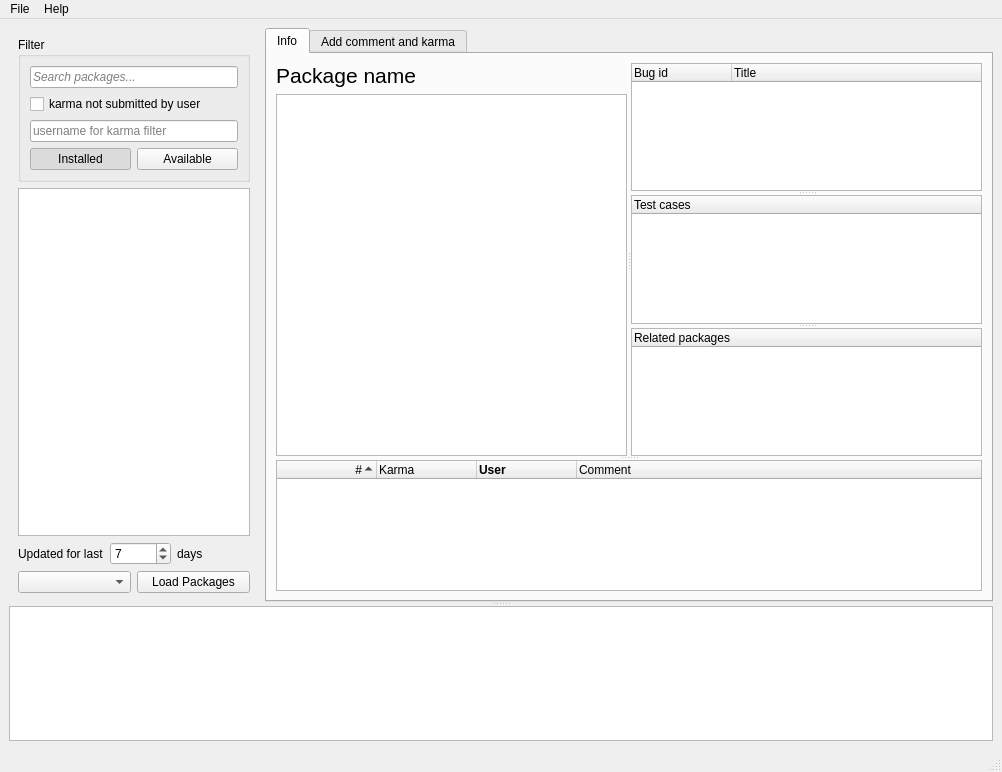
Above: src/ui/mainwindow.ui from examon/fedora-gooey-karma before the change. Below: the same form after it.
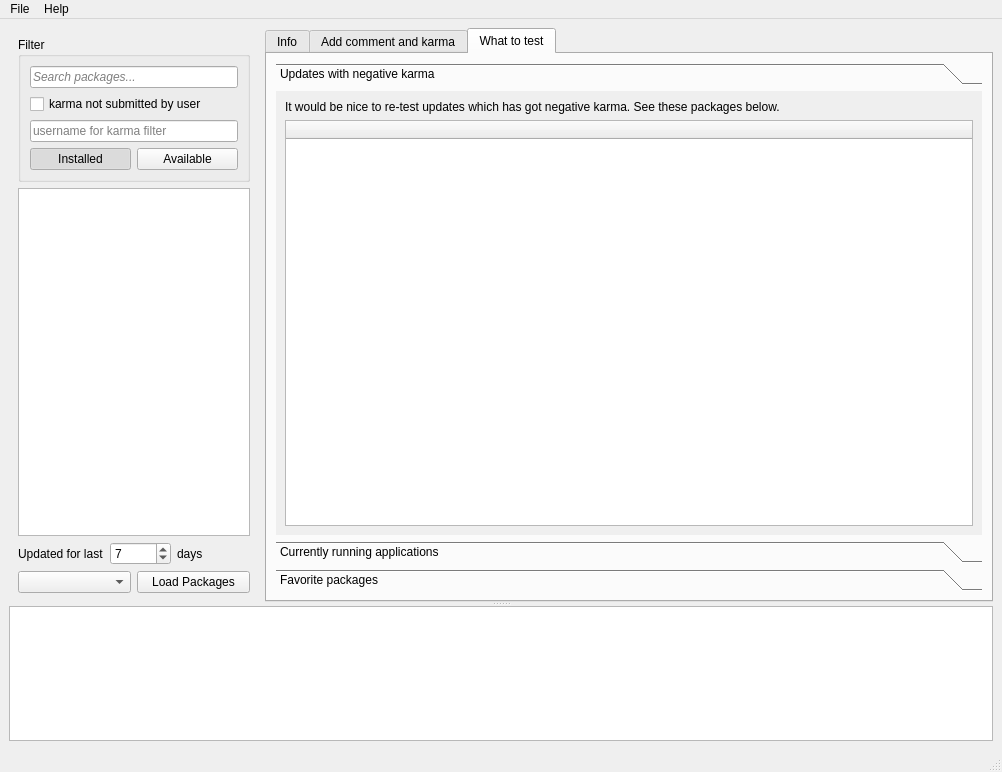
That is the form after the change.

Commit message: What to test section - updates with negative comments

Diff of the .ui file:
```diff
--- a/src/ui/mainwindow.ui
+++ b/src/ui/mainwindow.ui
@@ -225,7 +225,7 @@
            <bool>false</bool>
           </property>
           <property name="currentIndex">
-           <number>0</number>
+           <number>2</number>
           </property>
           <widget class="QWidget" name="TabInfo">
            <property name="cursor">
@@ -537,6 +537,68 @@
             </item>
            </layout>
           </widget>
+          <widget class="QWidget" name="tabWhatToTest">
+           <property name="autoFillBackground">
+            <bool>false</bool>
+           </property>
+           <property name="styleSheet">
+            <string notr="true"/>
+           </property>
+           <attribute name="title">
+            <string>What to test</string>
+           </attribute>
+           <layout class="QVBoxLayout" name="verticalLayout_8">
+            <item>
+             <widget class="QToolBox" name="toolBoxWhatToTest">
+              <property name="currentIndex">
+               <number>0</number>
+              </property>
+              <widget class="QWidget" name="toolBoxNegativeKarma">
+               <property name="geometry">
+                <rect>
+                 <x>0</x>
+                 <y>0</y>
+                 <width>712</width>
+                 <height>451</height>
+                </rect>
+               </property>
+               <attribute name="label">
+                <string>Updates with negative karma</string>
+               </attribute>
+               <layout class="QVBoxLayout" name="verticalLayout_9">
+                <item alignment="Qt::AlignTop">
+                 <widget class="QLabel" name="label_6">
+                  <property name="text">
+                   <string>It would be nice to re-test updates which has got negative karma. See these packages below.</string>
+                  </property>
+                 </widget>
+                </item>
+                <item>
+                 <widget class="QTreeWidget" name="treeWidget_negative_karma">
+                  <column>
+                   <property name="text">
+                    <string> </string>
+                   </property>
+                  </column>
+                 </widget>
+                </item>
+               </layout>
+              </widget>
+              <widget class="QWidget" name="toolBoxRunning">
+               <attribute name="label">
+                <string>Currently running applications</string>
+               </attribute>
+               <layout class="QVBoxLayout" name="verticalLayout_12"/>
+              </widget>
+              <widget class="QWidget" name="toolBoxFavorite">
+               <attribute name="label">
+                <string>Favorite packages</string>
+               </attribute>
+              </widget>
+             </widget>
+            </item>
+           </layout>
+          </widget>
          </widget>
         </item>
        </layout>
```
Left out of the diff: 8 changed lines with no effect on the pictures. The commit also changes 3 other files.
